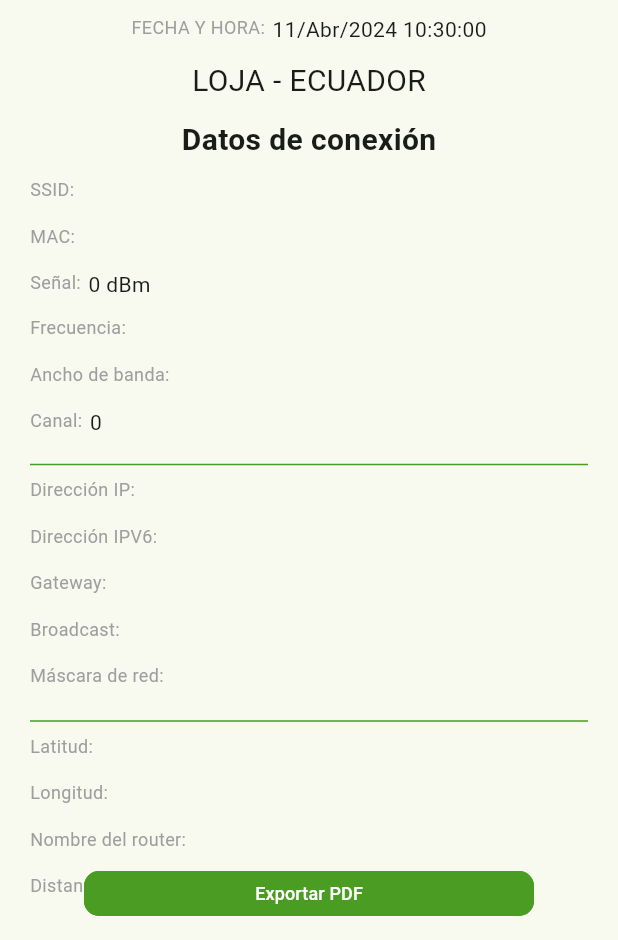
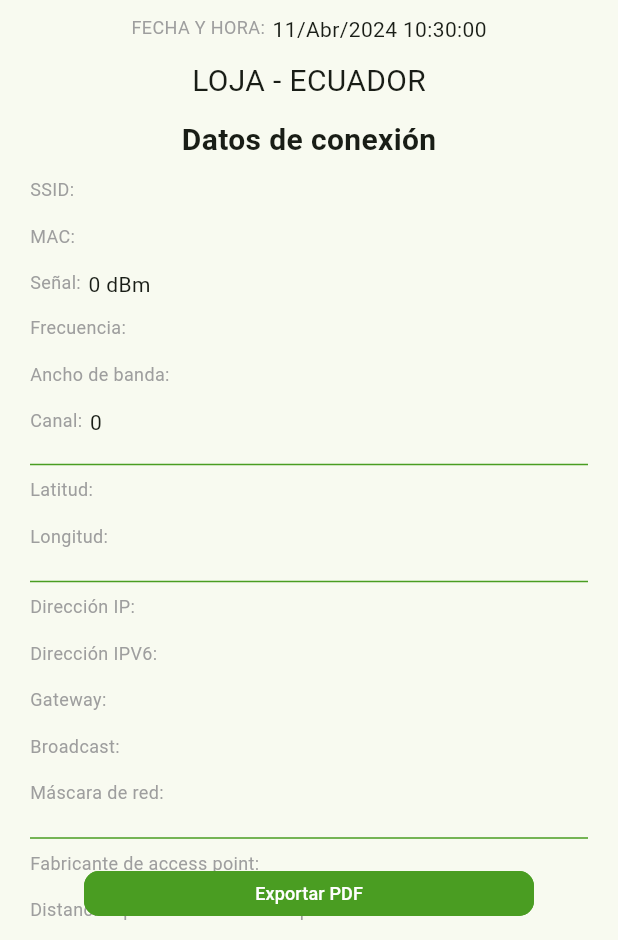
Before and after one commit to luis1112/wifi_web, a Flutter app: the PageInform screen opened by its route, on a phone screen of 412 x 824 dp, the part 296-1236 px from its top. Run offline on Flutter 3.47's test engine with Material 3 defaults, Android fonts, the phone set to English and light mode, and no system bars; our stand-ins replace cloud_firestore, firebase_core, fl_chart, fluro, google_sign_in, loading_animation_widget and 3 more; missing offline and left inert: dart:html, kdgaugeview, universal_html; accounts and stored records are empty.

Commit message:
cambios de infromación de conexión

```diff
--- a/lib/pages/chanel/items/item.dart
+++ b/lib/pages/chanel/items/item.dart
@@ -3,6 +3,7 @@ import 'package:flutter/material.dart';
 import 'package:wifi_web/docs.dart';
 
 LineChartData itemChartChanel(List<ItemChartChanel> lineBarsData) {
+  bool isGhz2 = lineBarsData.where((e) => e.item.channelWidth <= 40).isNotEmpty;
   return LineChartData(
     gridData: const FlGridData(
       show: true,
@@ -10,12 +11,12 @@ LineChartData itemChartChanel(List<ItemChartChanel> lineBarsData) {
       horizontalInterval: 1,
       verticalInterval: 1,
     ),
-    titlesData: const FlTitlesData(
+    titlesData: FlTitlesData(
       show: true,
-      topTitles: AxisTitles(
+      topTitles: const AxisTitles(
         sideTitles: SideTitles(showTitles: false),
       ),
-      rightTitles: AxisTitles(
+      rightTitles: const AxisTitles(
         sideTitles: SideTitles(showTitles: false),
       ),
       bottomTitles: AxisTitles(
@@ -23,11 +24,13 @@ LineChartData itemChartChanel(List<ItemChartChanel> lineBarsData) {
           showTitles: true,
           reservedSize: 30,
           interval: 1,
-          getTitlesWidget: bottomTitleWidgetsChanel,
+          getTitlesWidget: (value, meta) {
+            return bottomTitleWidgetsChanel(value, meta, isGhz2);
+          },
         ),
-        axisNameWidget: Text("Ancho de banda"),
+        axisNameWidget: const Text("Ancho de banda"),
       ),
-      leftTitles: AxisTitles(
+      leftTitles: const AxisTitles(
         sideTitles: SideTitles(
           showTitles: true,
           reservedSize: 30,
@@ -41,8 +44,8 @@ LineChartData itemChartChanel(List<ItemChartChanel> lineBarsData) {
       border: Border.all(color: const Color(0xff37434d)),
     ),
     minX: 0,
-    maxX: 8,
-    // maxX: 6,
+    // maxX: 11,
+    maxX: isGhz2 ? 6 : 8,
     minY: 0,
     maxY: 7,
     lineTouchData: const LineTouchData(enabled: false),
--- a/lib/pages/chanel/items/item_chanel.dart
+++ b/lib/pages/chanel/items/item_chanel.dart
@@ -38,17 +38,7 @@ LineChartBarData? listChartChanel(Color color, int chanel, int level) {
   return null;
 }
 
-// Color getColorChartChanel(int level) {
-//   var f = 100 - (level * -1);
-//   var x = (5.3 * f) / 60;
-//   Color color = Colors.red;
-//   if (x <= 1.5) return Colors.redAccent;
-//   if (x <= 2) return Colors.orange;
-//   if (x <= 3) return Colors.blue;
-//   if (x > 3) return Colors.green;
-//   return color;
-// }
-//
+
 Color generateUniqueRandomColor(List<Color> colors, int index, int seed) {
   final random = Random((seed * -1) + (index * 10));
   final r = random.nextInt(256); // Rojo
@@ -109,16 +99,16 @@ Widget itemNetworksChanel(List<ItemChartChanel> lineBarsData) {
   );
 }
 
-Widget bottomTitleWidgetsChanel(double value, TitleMeta meta) {
+Widget bottomTitleWidgetsChanel(double value, TitleMeta meta, bool isGhz2) {
   String text = "";
   if (value.toInt() == 2) text = '20';
   if (value.toInt() == 3) text = '40';
   if (value.toInt() == 4) text = '60';
   if (value.toInt() == 5) text = '80';
-  if (value.toInt() == 6) text = '90';
+  if (value.toInt() == 6) text = isGhz2 ? '' : '90';
   if (value.toInt() == 7) text = '120';
+  // if (value.toInt() == 8) text = '140';
   if (value.toInt() == 8) text = '';
-  // if (value.toInt() == 8) text = '140';
   if (value.toInt() == 9) text = '160';
   return Text(text, textAlign: TextAlign.left);
 }
--- a/lib/pages/connection/item/item_connection.dart
+++ b/lib/pages/connection/item/item_connection.dart
@@ -14,16 +14,17 @@ Widget itemConnection(ItemConnection? c) {
       itemTextG("Ancho de banda:", c?.chanelWidth),
       itemTextG("Canal:", c?.chanel.toString()),
       const DividerC(),
+      itemTextG("Latitud:", c?.latitude),
+      itemTextG("Longitud:", c?.longitude),
+      const DividerC(),
       itemTextG("Dirección IP:", c?.ipV4),
       itemTextG("Dirección IPV6:", c?.ipV6),
       itemTextG("Gateway:", c?.gateway),
       itemTextG("Broadcast:", c?.broadcast),
       itemTextG("Máscara de red:", c?.submask),
       const DividerC(),
-      itemTextG("Latitud:", c?.latitude),
-      itemTextG("Longitud:", c?.longitude),
-      itemTextG("Nombre del router:", c?.brandRouter),
-      itemTextG("Distancia aproximada al router:", c?.distance),
+      itemTextG("Fabricante de access point:", c?.brandRouter),
+      itemTextG("Distancia aproximada al access point:", c?.distance),
     ],
   );
 }
--- a/lib/pages/pdf/wiidgets/widget_connection.dart
+++ b/lib/pages/pdf/wiidgets/widget_connection.dart
@@ -14,16 +14,17 @@ Widget itemConnectionPdf(ItemConnection? c) {
       itemTextGPdf("Ancho de banda:", c?.chanelWidth),
       itemTextGPdf("Canal:", c?.chanel.toString()),
       Divider(),
+      itemTextGPdf("Latitud:", c?.latitude),
+      itemTextGPdf("Longitud:", c?.longitude),
+      Divider(),
       itemTextGPdf("Dirección IP:", c?.ipV4),
       itemTextGPdf("Dirección IPV6:", c?.ipV6),
       itemTextGPdf("Gateway:", c?.gateway),
       itemTextGPdf("Broadcast:", c?.broadcast),
       itemTextGPdf("Máscara de red:", c?.submask),
       Divider(),
-      itemTextGPdf("Latitud:", c?.latitude),
-      itemTextGPdf("Longitud:", c?.longitude),
-      itemTextGPdf("Nombre del router:", c?.brandRouter),
-      itemTextGPdf("Distancia aproximada al router:", c?.distance),
+      itemTextGPdf("Fabricante de access point:", c?.brandRouter),
+      itemTextGPdf("Distancia aproximada al access point:", c?.distance),
     ],
   );
 }
```
